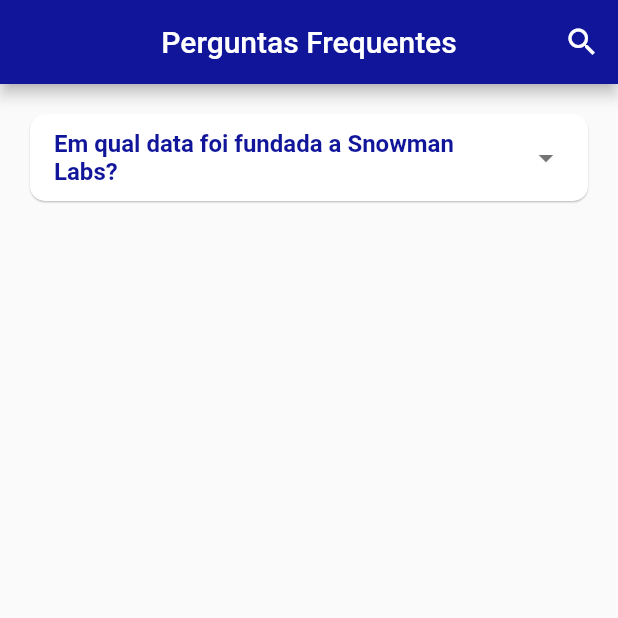
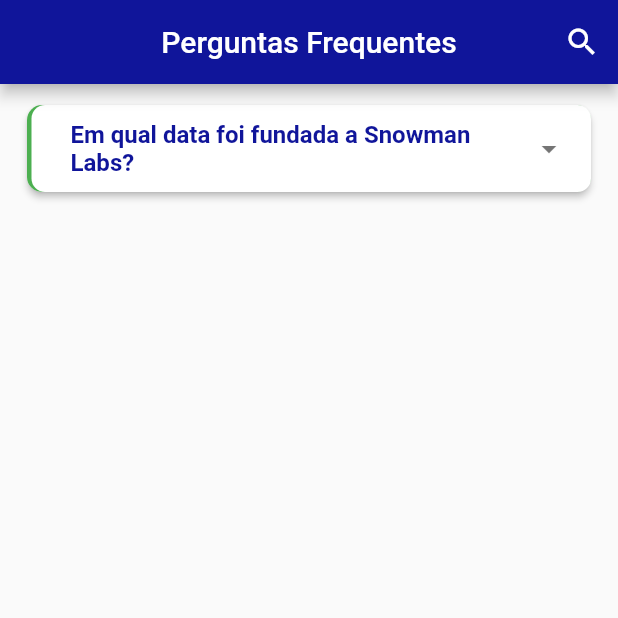
Before and after one commit to moisesmartins-dev/SnowManLabs-Challenge, a Flutter app: the screen it shows after launch, on a phone screen of 412 x 824 dp, the top half of it. Run offline on Flutter 3.47's test engine with Material 2 defaults, Android fonts, the phone set to English and light mode, and no system bars; our stand-ins replace get.

Commit message:
created card

```diff
--- a/lib/app/ui/android/home_page/home_page.dart
+++ b/lib/app/ui/android/home_page/home_page.dart
@@ -4,9 +4,9 @@ import 'package:get/get.dart';
 //Color(0xff10159A)
 
 class HomePage extends StatelessWidget {
-
   @override
   Widget build(BuildContext context) {
+    // deixar transparente cor
     final theme = Theme.of(context).copyWith(dividerColor: Colors.transparent);
 
     return Scaffold(
@@ -22,18 +22,26 @@ class HomePage extends StatelessWidget {
         backgroundColor: Color(0xff10159A),
       ),
       body: Column(
-        children: [
-          Card(
-            elevation: 0.5,
+        children: <Widget>[
+          Padding(
+            padding: const EdgeInsets.all(8.0),
+            child: Card(
+              elevation: 2.0,
               shape: RoundedRectangleBorder(
-              borderRadius: BorderRadius.circular(10),
-            ),
-            margin: EdgeInsets.all(20),
-            child: Padding(
-              padding: EdgeInsets.all(0),
+                  borderRadius: BorderRadius.circular(10)),
+              margin: new EdgeInsets.symmetric(horizontal: 10.0, vertical: 6.0),
               child: Container(
                 decoration: BoxDecoration(
-                  borderRadius: BorderRadius.circular(10)
+                  borderRadius: BorderRadius.circular(10),
+                  color: Colors.green,
+                ),
+                child: Padding(
+                  padding: const EdgeInsets.only(left: 3),
+                  child: Container(
+                    padding: EdgeInsets.only(left: 10),
+                    decoration: BoxDecoration(
+                      borderRadius: BorderRadius.circular(9),
+                      color: Colors.white,
                     ),
                     child: Theme(
                       data: theme,
@@ -47,7 +55,8 @@ class HomePage extends StatelessWidget {
                         trailing: Icon(Icons.arrow_drop_down),
                         children: <Widget>[
                           Padding(
-                        padding: const EdgeInsets.all(10),
+                            padding: new EdgeInsets.symmetric(
+                                horizontal: 10.0, vertical: 6.0),
                             child: Row(
                               children: [
                                 Expanded(
@@ -63,6 +72,8 @@ class HomePage extends StatelessWidget {
                     ),
                   ),
                 ),
+              ),
+            ),
           )
         ],
       ),
```
Lines whose indentation alone changed are shown as unchanged.
